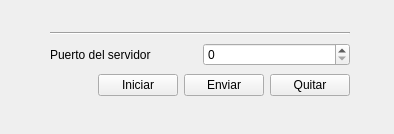
This is server/widget.ui in Dans182/TCP-comunication as Qt 5 draws it before an edit. The edited form follows.
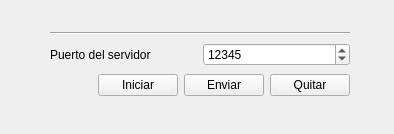
This is the edited form.

The edit to the form file:
```diff
--- a/server/widget.ui
+++ b/server/widget.ui
@@ -13,7 +13,7 @@
   <property name="windowTitle">
    <string>Widget</string>
   </property>
-  <widget class="QWidget" name="">
+  <widget class="QWidget" name="layoutWidget">
    <property name="geometry">
     <rect>
      <x>50</x>
@@ -37,6 +37,9 @@
         <property name="maximum">
          <number>999999999</number>
         </property>
+        <property name="value">
+         <number>12345</number>
+        </property>
        </widget>
       </item>
      </layout>
```
